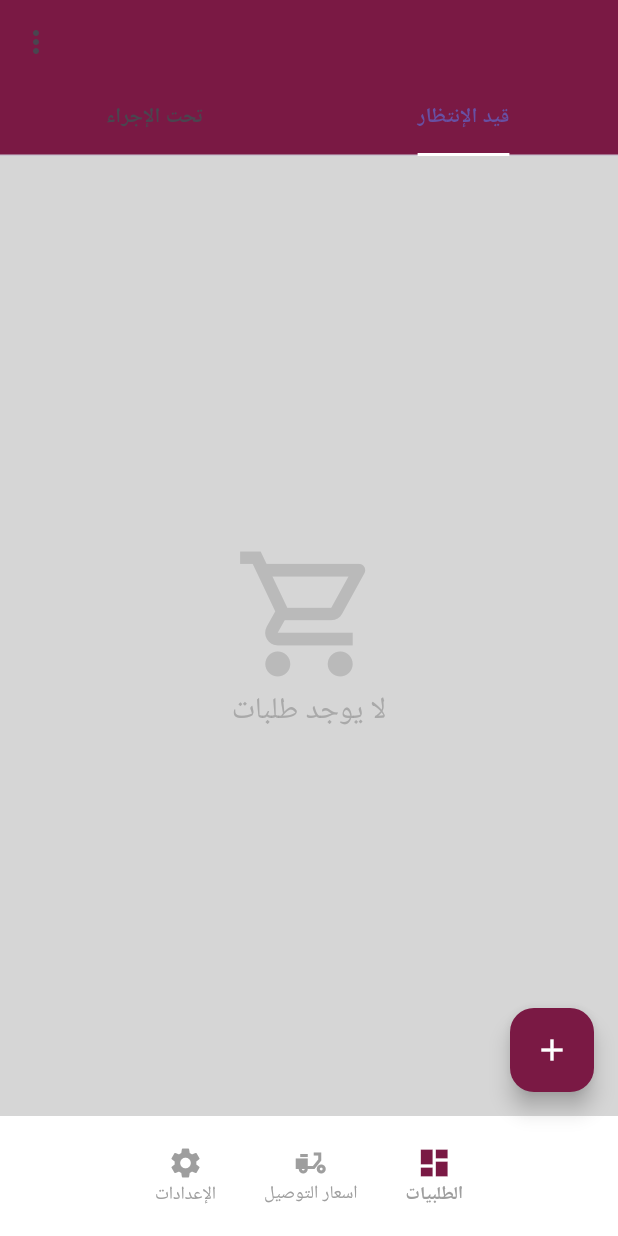
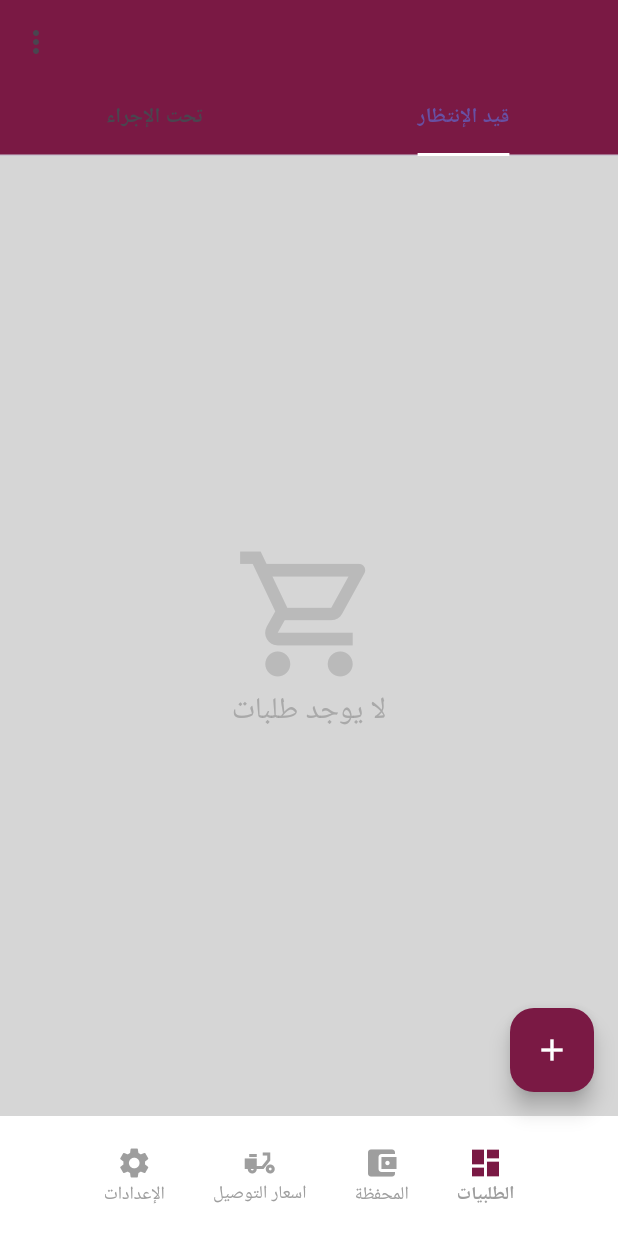
Before and after one commit to rashadshayoup/qd-mac-200-main, a Flutter app: the homePagess screen opened directly, on a phone screen of 412 x 824 dp. Run offline on Flutter 3.47's test engine with Material 3 defaults, Android fonts, the phone set to English and light mode, and no system bars; our stand-ins replace dio, dropdown_button2, dropdown_search, firebase_core, firebase_messaging, flutter_local_notifications and 7 more; missing offline and left inert: signalr_netcore; accounts and stored records are empty; generated files the repository leaves out were written again; network calls fail; Roboto replaces fonts that are missing (Cairo).

Commit message:
fixes + wallet conf

```diff
--- a/lib/network/web_services.dart
+++ b/lib/network/web_services.dart
@@ -34,4 +34,10 @@ abstract class WebServices {
 
   @POST('/api/Auth/SingUp')
   Future<void> signUp({@Body() required SignUpRequest request});
+
+
+  @GET('/api/Order/GetWallet')
+  Future<OrderContent> wallet();
+
+
 }
--- a/lib/pages/homePages.dart
+++ b/lib/pages/homePages.dart
@@ -170,33 +170,33 @@ class _homePagessState extends State<homePagess> {
                               ],
                             ),
                           ),
-                          // MaterialButton(
-                          //   minWidth: 30,
-                          //   onPressed: () {
-                          //     setState(() {
-                          //       currenScreen = wallet();
-                          //       currentTab = 1;
-                          //     });
-                          //   },
-                          //   child: Column(
-                          //     mainAxisAlignment: MainAxisAlignment.center,
-                          //     children: [
-                          //       Icon(
-                          //         Icons.account_balance_wallet,
-                          //         color: currentTab == 1 ? Themes.light.primaryColor : Colors.grey,
-                          //       ),
-                          //       Text(
-                          //         "المحفظة",
-                          //         style: GoogleFonts.cairo(
-                          //             textStyle: TextStyle(
-                          //           fontSize: _width < 321 ? 10 : 12,
-                          //           fontWeight: currentTab == 1 ? FontWeight.bold : FontWeight.normal,
-                          //           color: Themes.light_grey,
-                          //         )),
-                          //       )
-                          //     ],
-                          //   ),
-                          // ),
+                          MaterialButton(
+                            minWidth: 30,
+                            onPressed: () {
+                              setState(() {
+                                currenScreen = wallet();
+                                currentTab = 1;
+                              });
+                            },
+                            child: Column(
+                              mainAxisAlignment: MainAxisAlignment.center,
+                              children: [
+                                Icon(
+                                  Icons.account_balance_wallet,
+                                  color: currentTab == 1 ? Themes.light.primaryColor : Colors.grey,
+                                ),
+                                Text(
+                                  "المحفظة",
+                                  style: GoogleFonts.cairo(
+                                      textStyle: TextStyle(
+                                    fontSize: _width < 321 ? 10 : 12,
+                                    fontWeight: currentTab == 1 ? FontWeight.bold : FontWeight.normal,
+                                    color: Themes.light_grey,
+                                  )),
+                                )
+                              ],
+                            ),
+                          ),
                           MaterialButton(
                             minWidth: 30,
                             onPressed: () {
--- a/pubspec.yaml
+++ b/pubspec.yaml
@@ -57,7 +57,7 @@ dependencies:
 
 flutter_native_splash:
     color: "#7a1944"
-    image: assets/splash600.png
+    image: assets/delivery-van.png
     android: true
     ios: true
 
@@ -77,7 +77,7 @@ dev_dependencies:
 flutter_icons:
   android: "launcher_icon"
   ios: true
-  image_path: "assets/launcher250.png"
+  image_path: "assets/delivery-van.png"
 
   # The "flutter_lints" package below contains a set of recommended lints to
   # encourage good coding practices. The lint set provided by the package is
```
Also changed, not shown: assets/delivery-van.png (added), lib/network/web_services.g.dart.
